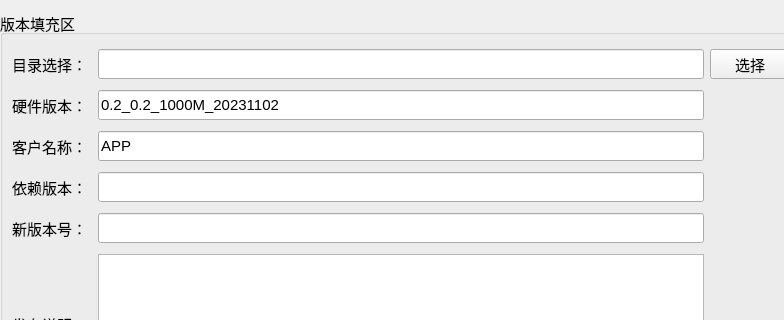
This is mpro_app/home/home_workwid.ui in ChinaClever/MPro-Tools as Qt 5 draws it before an edit; both pictures show x 0 to 784 and y 0 to 320 of the 1108 by 413 pixel window. The edited form follows.
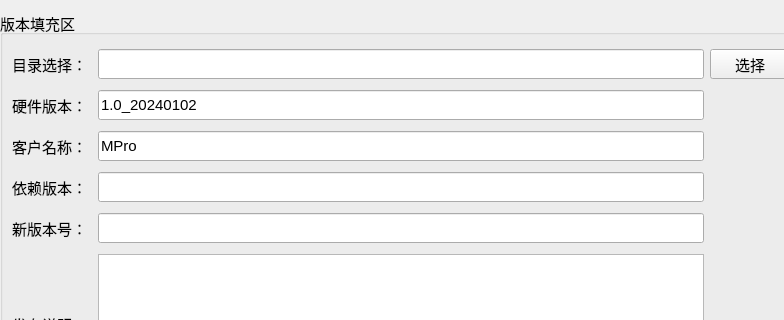
This is the edited form.

The edit to the form file:
```diff
--- a/mpro_app/home/home_workwid.ui
+++ b/mpro_app/home/home_workwid.ui
@@ -127,7 +127,7 @@
          </size>
         </property>
         <property name="text">
-         <string>0.2_0.2_1000M_20231102</string>
+         <string>1.0_20240102</string>
         </property>
        </widget>
       </item>
@@ -165,7 +165,7 @@
          </size>
         </property>
         <property name="text">
-         <string>APP</string>
+         <string>MPro</string>
         </property>
        </widget>
       </item>
```
